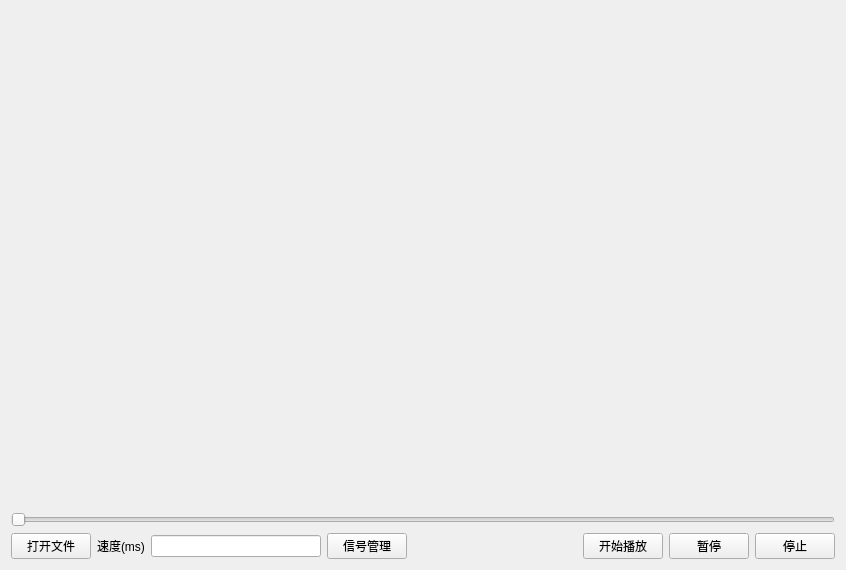
Above: QLogPlot.ui from BiggerBinBin/QtCanPlatform before the change. Below: the same form after it.
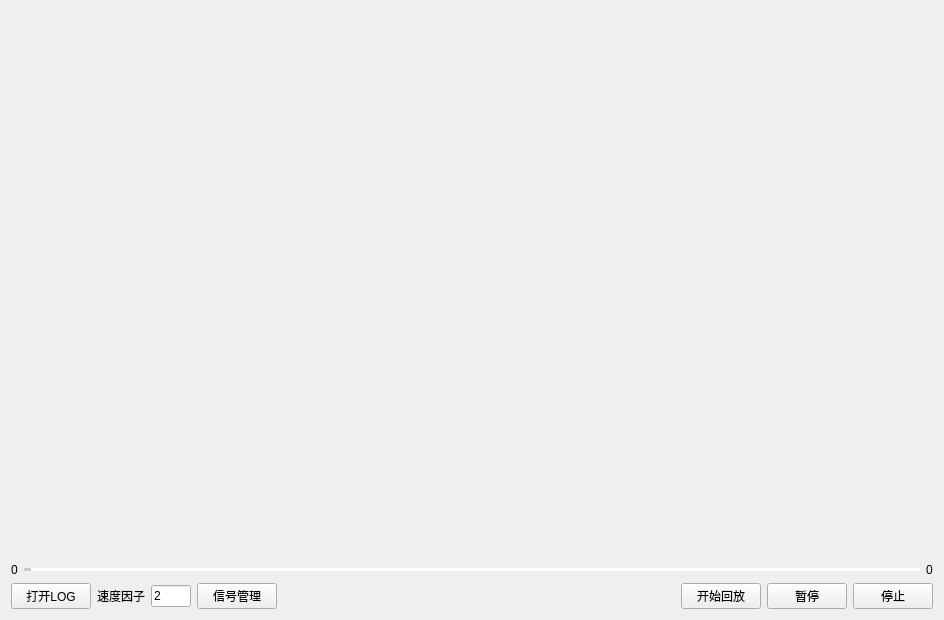
That is the form after the change.

Commit message: 更改BLF库为12.0的旧版本，修复某些不能打开的BLF文件。新增回放进度条，可以实时查看当前进度

```diff
--- a/QLogPlot.ui
+++ b/QLogPlot.ui
@@ -6,8 +6,8 @@
    <rect>
     <x>0</x>
     <y>0</y>
-    <width>846</width>
-    <height>570</height>
+    <width>944</width>
+    <height>620</height>
    </rect>
   </property>
   <property name="windowTitle">
@@ -15,7 +15,7 @@
   </property>
   <layout class="QGridLayout" name="gridLayout">
    <item row="0" column="0">
-    <layout class="QVBoxLayout" name="verticalLayout" stretch="99,0,0">
+    <layout class="QVBoxLayout" name="verticalLayout" stretch="10,0,0">
      <item>
       <widget class="QLabel" name="lable_show">
        <property name="text">
@@ -24,30 +24,123 @@
       </widget>
      </item>
      <item>
-      <widget class="QSlider" name="horizontalSlider">
-       <property name="orientation">
-        <enum>Qt::Horizontal</enum>
-       </property>
-      </widget>
+      <layout class="QHBoxLayout" name="horizontalLayout_2">
+       <item>
+        <widget class="QLabel" name="label_satrt">
+         <property name="text">
+          <string>0</string>
+         </property>
+        </widget>
+       </item>
+       <item>
+        <widget class="QSlider" name="horizontalSlider">
+         <property name="styleSheet">
+          <string notr="true">/*horizontal ：水平QSlider*/
+QSlider::groove:horizontal {
+border: 0px solid #bbb;
+}
+
+/*1.滑动过的槽设计参数*/
+QSlider::sub-page:horizontal {
+ /*槽颜色*/
+background: rgb(90,49,255);
+ /*外环区域倒圆角度*/
+border-radius: 2px;
+ /*上遮住区域高度*/
+margin-top:8px;
+ /*下遮住区域高度*/
+margin-bottom:8px;
+/*width在这里无效，不写即可*/
+}
+
+/*2.未滑动过的槽设计参数*/
+QSlider::add-page:horizontal {
+/*槽颜色*/
+background: rgb(255,255, 255);
+/*外环大小0px就是不显示，默认也是0*/
+border: 0px solid #777;
+/*外环区域倒圆角度*/
+border-radius: 2px;
+ /*上遮住区域高度*/
+margin-top:9px;
+ /*下遮住区域高度*/
+margin-bottom:9px;
+}
+ 
+/*3.平时滑动的滑块设计参数*/
+QSlider::handle:horizontal {
+/*滑块颜色*/
+background: rgb(193,204,208);
+/*滑块的宽度*/
+width: 5px;
+/*滑块外环为1px，再加颜色*/
+border: 1px solid rgb(193,204,208);
+ /*滑块外环倒圆角度*/
+border-radius: 2px; 
+ /*上遮住区域高度*/
+margin-top:6px;
+ /*下遮住区域高度*/
+margin-bottom:6px;
+}
+
+/*4.手动拉动时显示的滑块设计参数*/
+QSlider::handle:horizontal:hover {
+/*滑块颜色*/
+background: rgb(193,204,208);
+/*滑块的宽度*/
+width: 10px;
+/*滑块外环为1px，再加颜色*/
+border: 1px solid rgb(193,204,208);
+ /*滑块外环倒圆角度*/
+border-radius: 5px; 
+ /*上遮住区域高度*/
+margin-top:4px;
+ /*下遮住区域高度*/
+margin-bottom:4px;
+}</string>
+         </property>
+         <property name="orientation">
+          <enum>Qt::Horizontal</enum>
+         </property>
+        </widget>
+       </item>
+       <item>
+        <widget class="QLabel" name="label_end">
+         <property name="text">
+          <string>0</string>
+         </property>
+        </widget>
+       </item>
+      </layout>
      </item>
      <item>
       <layout class="QHBoxLayout" name="horizontalLayout">
        <item>
         <widget class="QPushButton" name="pbOpenFile">
          <property name="text">
-          <string>打开文件</string>
+          <string>打开LOG</string>
          </property>
         </widget>
        </item>
        <item>
         <widget class="QLabel" name="label">
          <property name="text">
-          <string>速度(ms)</string>
+          <string>速度因子</string>
          </property>
         </widget>
        </item>
        <item>
-        <widget class="QLineEdit" name="lineEdit_SetCircle"/>
+        <widget class="QLineEdit" name="lineEdit_SetCircle">
+         <property name="maximumSize">
+          <size>
+           <width>40</width>
+           <height>16777215</height>
+          </size>
+         </property>
+         <property name="text">
+          <string>2</string>
+         </property>
+        </widget>
        </item>
        <item>
         <widget class="QPushButton" name="pbSignal">
@@ -72,7 +165,7 @@
        <item>
         <widget class="QPushButton" name="pbPlay">
          <property name="text">
-          <string>开始播放</string>
+          <string>开始回放</string>
          </property>
         </widget>
        </item>
@@ -81,6 +174,9 @@
          <property name="text">
           <string>暂停</string>
          </property>
+         <property name="checkable">
+          <bool>true</bool>
+         </property>
         </widget>
        </item>
        <item>
```
The commit also changes 26 other files.
